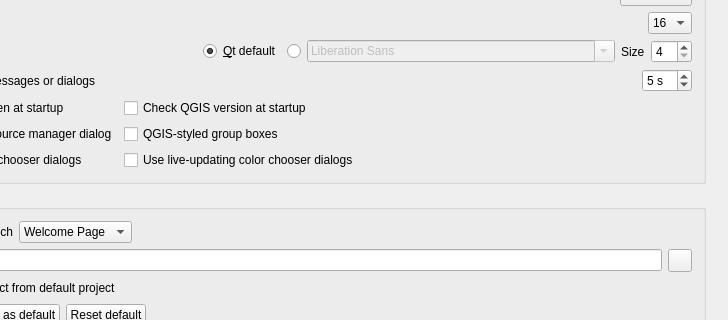
This is src/ui/qgsoptionsbase.ui in qgis/QGIS as Qt 5 draws it before an edit; both pictures show x 301 to 1029 and y 216 to 536 of the 1029 by 878 pixel window. The edited form follows.
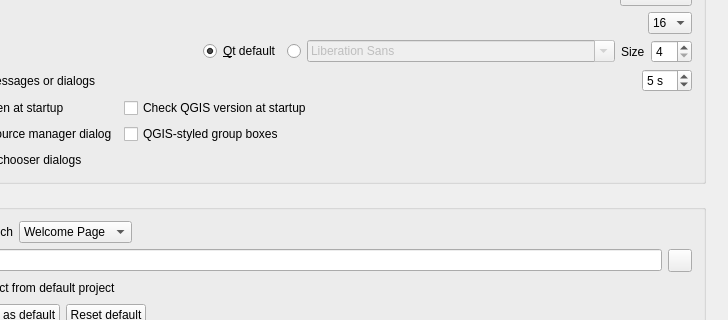
This is the edited form. The open tabs and pages were chosen to show the change. Icons and pictures are not drawn. Custom widgets are drawn as their Qt base class.

Commit message:
Drop color button/dialog live update option from API and UI
This options is broken in QGIS 3.0, but in any case has been
mostly made redundant by the live styling dock, and the other
non blocking color pickers which are implemented in most areas
of qgis now.

What changed in the file:
```diff
--- a/src/ui/qgsoptionsbase.ui
+++ b/src/ui/qgsoptionsbase.ui
@@ -693,13 +693,6 @@
                       </property>
                      </widget>
                     </item>
-                    <item row="2" column="1">
-                     <widget class="QCheckBox" name="mLiveColorDialogsChkBx">
-                      <property name="text">
-                       <string>Use live-updating color chooser dialogs</string>
-                      </property>
-                     </widget>
-                    </item>
                    </layout>
                   </item>
                  </layout>
```
Left out of the diff: 3 changed lines with no effect on the pictures. The commit also changes 9 other files.
